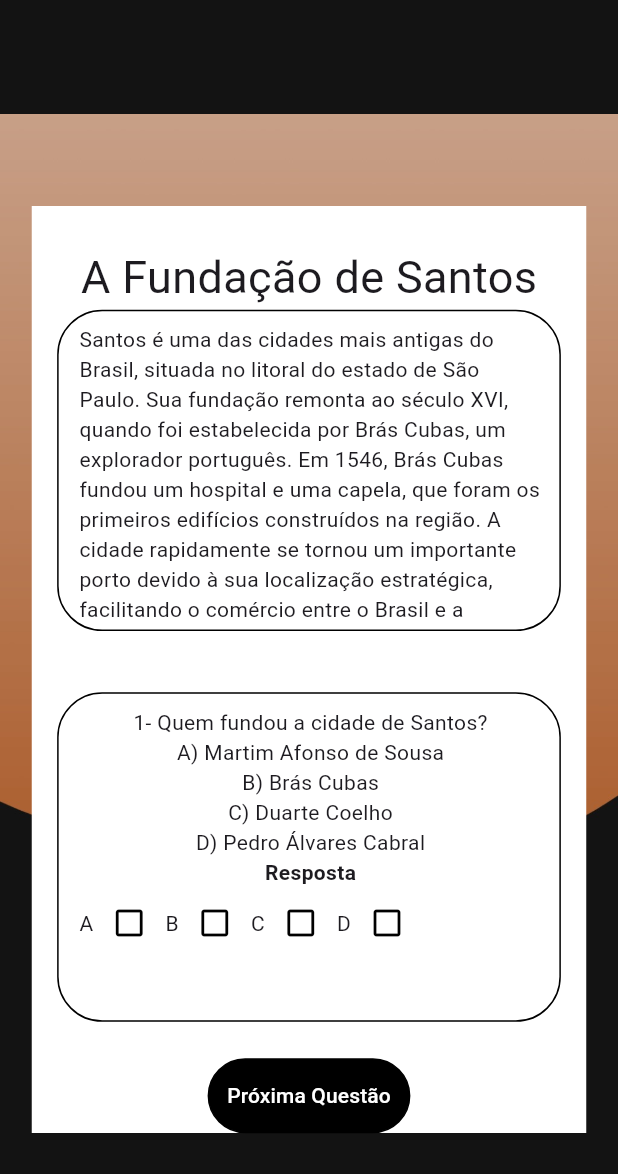
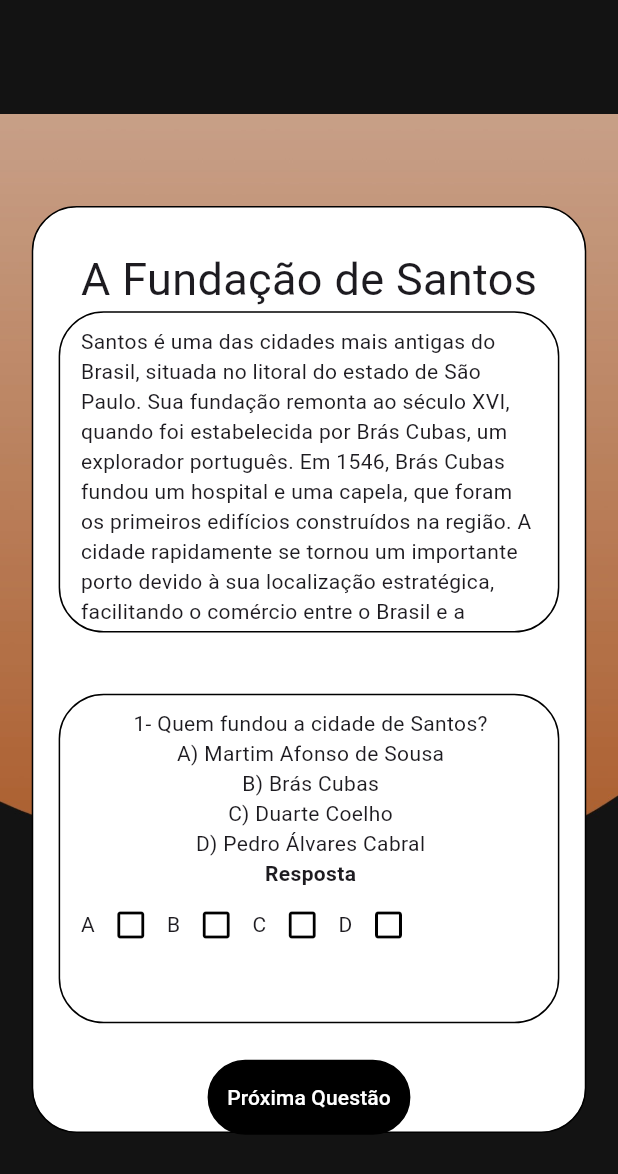
Before and after one commit to Gilson-Gomes-Da-Silva/RollSP, a Flutter app: the screen it shows after launch, after a tap on "Iniciar um", on a phone screen of 412 x 824 dp. Shown: the top 1174 px of the screen. Run offline on Flutter 3.47's test engine with Material 3 defaults, Android fonts, the phone set to English and light mode, and no system bars.

Commit message:
Incrementando refinamento da página do Quiz

```diff
--- a/lib/quiz.dart
+++ b/lib/quiz.dart
@@ -91,7 +91,10 @@ class _Quiz extends State<Quiz> {
                       top: MediaQuery.of(context).size.height * 2 / 63,
                       left: MediaQuery.of(context).size.width * 3 / 73,
                       right: MediaQuery.of(context).size.width * 3 / 73),
-                  color: Colors.white,
+                  decoration: BoxDecoration(
+                                borderRadius: BorderRadius.circular(30),
+                                border: Border.all(color: Colors.black),
+                                color: Colors.white),
                   child: Column(children: <Widget>[
                     const Center(
                         child: Text('A Fundação de Santos',
```
